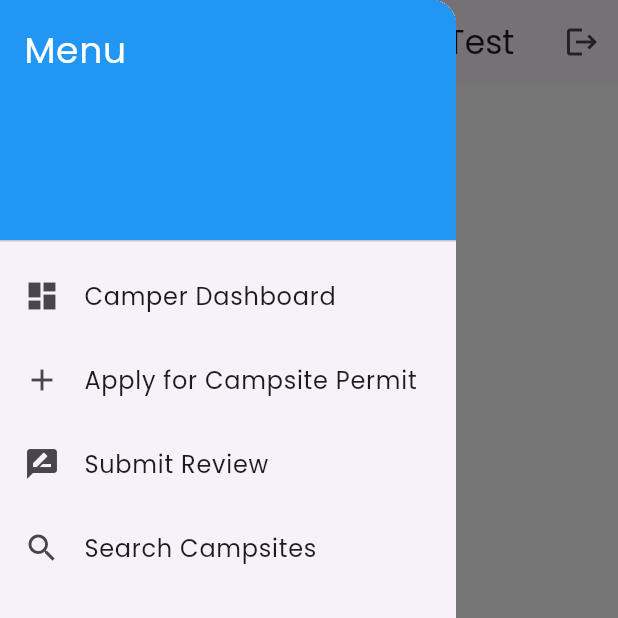
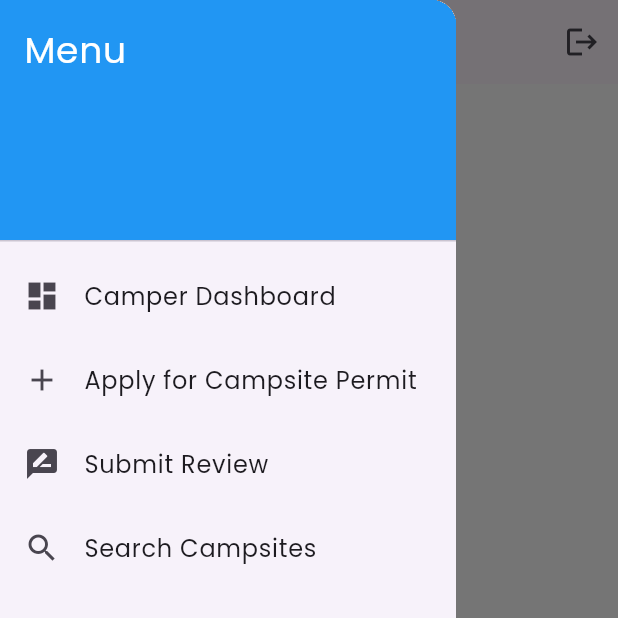
Before and after one commit to qinyeeLisa/campsite-permit-app, a Flutter app: the CamperHomeScreen screen opened by its route, with the side drawer open, on a phone screen of 412 x 824 dp, the top half of it. Run offline on Flutter 3.47's test engine with Material 3 defaults, Android fonts, the phone set to English and light mode, and no system bars; our stand-ins replace cloud_firestore, firebase_auth, firebase_core, flutter_svg, google_fonts, google_sign_in and 1 more; accounts and stored records are empty; network calls fail.

Commit message:
test commit

```diff
--- a/lib/Screens/Camper/camper_home_screen.dart
+++ b/lib/Screens/Camper/camper_home_screen.dart
@@ -71,7 +71,7 @@ class _CamperHomeScreenState extends State<CamperHomeScreen> {
   Widget build(BuildContext context) {
     return Scaffold(
       appBar: AppBar(
-        title: const Text('Camper Dashboard Test'),
+        title: const Text('Camper Dashboard'),
         actions: <Widget>[
           IconButton(
             icon: const Icon(Icons.logout),
```
Also changed, not shown: pubspec.lock.
